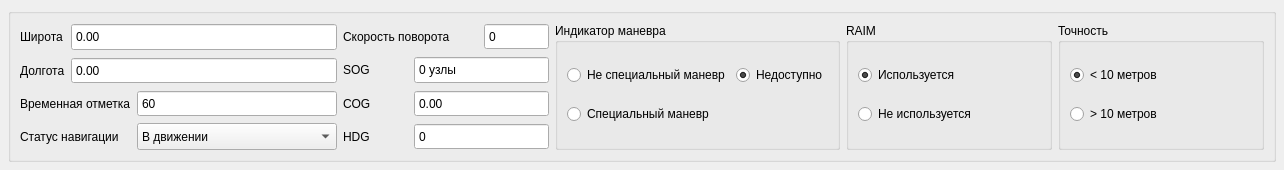
Above: AIS/ui/ClassA/Type123Simulator.ui from Jomart02/NaviSimulators before the change. Below: the same form after it.
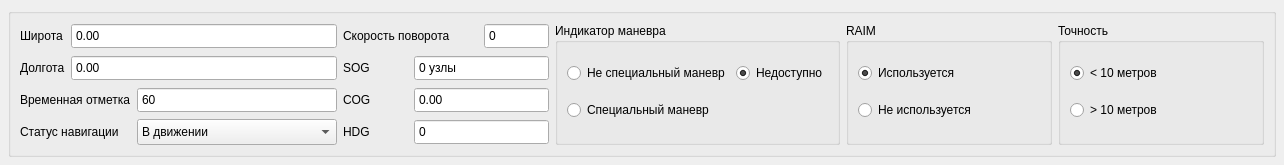
That is the form after the change. Custom widgets are drawn as their Qt base class.

Commit message: WIP: сделана вкладка Class B с type18, type19

The edit to the form file:
```diff
--- a/AIS/ui/ClassA/Type123Simulator.ui
+++ b/AIS/ui/ClassA/Type123Simulator.ui
@@ -7,7 +7,7 @@
     <x>0</x>
     <y>0</y>
     <width>1284</width>
-    <height>170</height>
+    <height>165</height>
    </rect>
   </property>
   <property name="windowTitle">
@@ -58,6 +58,9 @@
           <property name="buttonSymbols">
            <enum>QAbstractSpinBox::NoButtons</enum>
           </property>
+          <property name="maximum">
+           <double>359.990000000000009</double>
+          </property>
          </widget>
         </item>
         <item row="1" column="0">
@@ -84,6 +87,9 @@
           <property name="buttonSymbols">
            <enum>QAbstractSpinBox::NoButtons</enum>
           </property>
+          <property name="maximum">
+           <double>359.990000000000009</double>
+          </property>
          </widget>
         </item>
        </layout>
```
The commit also changes 13 other files.
